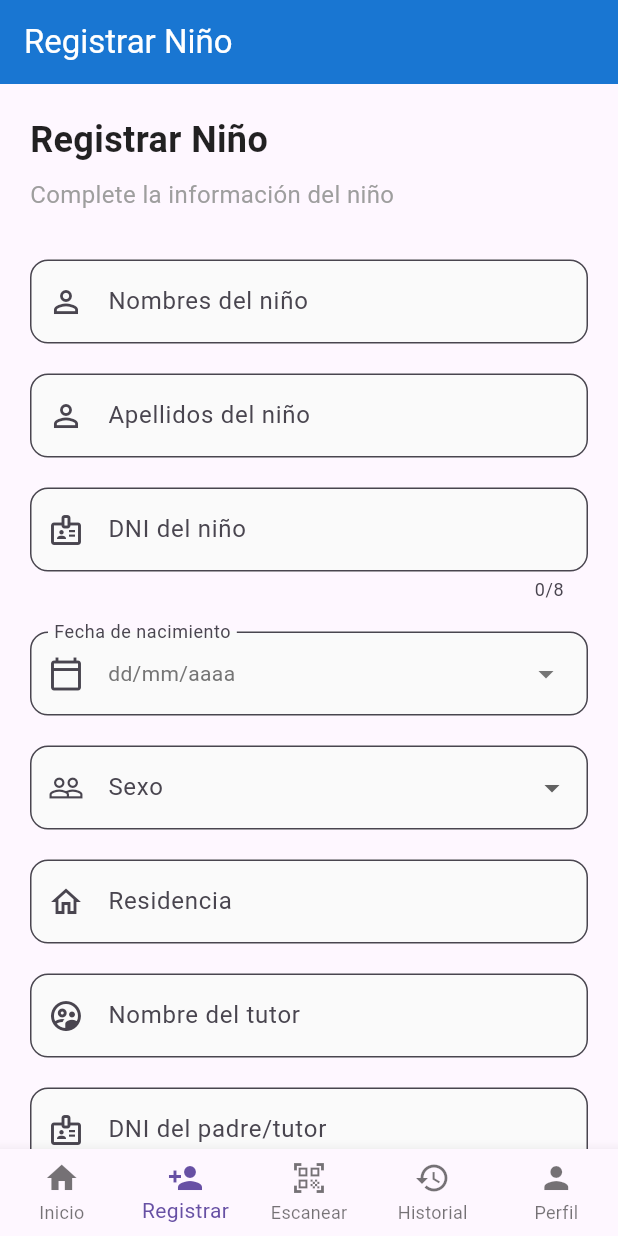
After one commit to NawaCruz/wasiapp, a Flutter app: the MainHomeScreen screen opened directly, item 2 of the bottom bar chosen, on a phone screen of 412 x 824 dp. The commit adds this screen. Run offline on Flutter 3.47's test engine with Material 3 defaults, Android fonts, the phone set to English and light mode, and no system bars; our stand-ins replace cloud_firestore, firebase_core; accounts and stored records are empty.

Commit message:
RegistroNiño

```diff
--- a/lib/firestore_login.dart
+++ b/lib/firestore_login.dart
@@ -1,5 +1,6 @@
 import 'package:flutter/material.dart';
 import 'package:cloud_firestore/cloud_firestore.dart';
+import 'home.dart';
 
 class FirestoreLoginScreen extends StatefulWidget {
   const FirestoreLoginScreen({super.key});
@@ -46,7 +47,7 @@ class _FirestoreLoginScreenState extends State<FirestoreLoginScreen> {
 
       if (mounted) {
         Navigator.of(context).pushReplacement(
-          MaterialPageRoute(builder: (_) => const HomeScreen()),
+          MaterialPageRoute(builder: (_) => const MainHomeScreen()),
         );
       }
     } catch (e) {
--- /dev/null
+++ b/lib/home.dart
@@ -0,0 +1,61 @@
+import 'package:flutter/material.dart';
+import 'registro_nino.dart'; // Archivo renombrado según convenciones
+
+class MainHomeScreen extends StatefulWidget {
+  const MainHomeScreen({super.key});
+
+  @override
+  State<MainHomeScreen> createState() => _MainHomeScreenState();
+}
+
+class _MainHomeScreenState extends State<MainHomeScreen> {
+  int _currentIndex = 0;
+
+  final List<Widget> _pages = [
+    const InicioScreen(),
+    const RegistrarNinoScreen(), // Desde resgistronifio.dart
+    const EscanearScreen(),
+    const HistorialScreen(),
+    const PerfilScreen(),
+  ];
+
+  @override
+  Widget build(BuildContext context) {
+    return Scaffold(
+      body: _pages[_currentIndex],
+      bottomNavigationBar: BottomNavigationBar(
+        currentIndex: _currentIndex,
+        onTap: (index) => setState(() => _currentIndex = index),
+        type: BottomNavigationBarType.fixed,
+        items: const [
+          BottomNavigationBarItem(icon: Icon(Icons.home), label: 'Inicio'),
+          BottomNavigationBarItem(icon: Icon(Icons.person_add), label: 'Registrar'),
+          BottomNavigationBarItem(icon: Icon(Icons.qr_code_scanner), label: 'Escanear'),
+          BottomNavigationBarItem(icon: Icon(Icons.history), label: 'Historial'),
+          BottomNavigationBarItem(icon: Icon(Icons.person), label: 'Perfil'),
+        ],
+      ),
+    );
+  }
+}
+
+// Pantallas placeholder
+class InicioScreen extends StatelessWidget {
+  const InicioScreen({super.key});
+  @override Widget build(BuildContext context) => Scaffold(appBar: AppBar(title: const Text('Inicio')), body: const Center(child: Text('Inicio')));
+}
+
+class EscanearScreen extends StatelessWidget {
+  const EscanearScreen({super.key});
+  @override Widget build(BuildContext context) => Scaffold(appBar: AppBar(title: const Text('Escanear')), body: const Center(child: Text('Escanear')));
+}
+
+class HistorialScreen extends StatelessWidget {
+  const HistorialScreen({super.key});
+  @override Widget build(BuildContext context) => Scaffold(appBar: AppBar(title: const Text('Historial')), body: const Center(child: Text('Historial')));
+}
+
+class PerfilScreen extends StatelessWidget {
+  const PerfilScreen({super.key});
+  @override Widget build(BuildContext context) => Scaffold(appBar: AppBar(title: const Text('Perfil')), body: const Center(child: Text('Perfil')));
+}
--- /dev/null
+++ b/lib/registro_nino.dart
@@ -0,0 +1,440 @@
+import 'package:flutter/material.dart';
+import 'package:intl/intl.dart';
+import 'package:cloud_firestore/cloud_firestore.dart';
+
+class RegistrarNinoScreen extends StatefulWidget {
+  const RegistrarNinoScreen({super.key});
+
+  @override
+  State<RegistrarNinoScreen> createState() => _RegistrarNinoScreenState();
+}
+
+class _RegistrarNinoScreenState extends State<RegistrarNinoScreen> {
+  final _formKey = GlobalKey<FormState>();
+  final _nombresController = TextEditingController();
+  final _apellidosController = TextEditingController();
+  final _dniNinoController = TextEditingController();
+  final _residenciaController = TextEditingController();
+  final _nombreTutorController = TextEditingController();
+  final _dniPadreController = TextEditingController();
+
+  DateTime? _fechaNacimiento;
+  String? _sexoSeleccionado;
+  bool _isLoading = false;
+
+  final List<String> _opcionesSexo = ['Seleccionar', 'Masculino', 'Femenino'];
+
+  Future<void> _seleccionarFecha() async {
+    final DateTime? fechaSeleccionada = await showDatePicker(
+      context: context,
+      initialDate: DateTime.now(),
+      firstDate: DateTime(2000),
+      lastDate: DateTime.now(),
+      builder: (context, child) {
+        return Theme(
+          data: Theme.of(context).copyWith(
+            colorScheme: const ColorScheme.light(
+              primary: Colors.blue,
+              onPrimary: Colors.white,
+            ),
+          ),
+          child: child!,
+        );
+      },
+    );
+
+    if (fechaSeleccionada != null) {
+      setState(() {
+        _fechaNacimiento = fechaSeleccionada;
+      });
+    }
+  }
+
+  Future<void> _siguiente() async {
+    if (_formKey.currentState!.validate()) {
+      if (_fechaNacimiento == null) {
+        if (mounted) {
+          ScaffoldMessenger.of(context).showSnackBar(
+            const SnackBar(
+              content: Text('Por favor seleccione la fecha de nacimiento'),
+              backgroundColor: Colors.red,
+            ),
+          );
+        }
+        return;
+      }
+
+      if (_sexoSeleccionado == null || _sexoSeleccionado == 'Seleccionar') {
+        if (mounted) {
+          ScaffoldMessenger.of(context).showSnackBar(
+            const SnackBar(
+              content: Text('Por favor seleccione el sexo'),
+              backgroundColor: Colors.red,
+            ),
+          );
+        }
+        return;
+      }
+
+      setState(() {
+        _isLoading = true;
+      });
+
+      // Guardar en Firestore
+      final resultado = await _guardarEnFirestore();
+
+      if (mounted) {
+        setState(() {
+          _isLoading = false;
+        });
+
+        if (resultado) {
+          // Mostrar éxito
+          ScaffoldMessenger.of(context).showSnackBar(
+            SnackBar(
+              content: Text('${_nombresController.text} ${_apellidosController.text} registrado exitosamente'),
+              backgroundColor: Colors.green,
+              duration: const Duration(seconds: 3),
+            ),
+          );
+
+          // Limpiar formulario después de registrar
+          _limpiarFormulario();
+        }
+      }
+    }
+  }
+
+  Future<bool> _guardarEnFirestore() async {
+    try {
+      await FirebaseFirestore.instance.collection('ninos').add({
+        'nombres': _nombresController.text.trim(),
+        'apellidos': _apellidosController.text.trim(),
+        'dniNino': _dniNinoController.text.trim(),
+        'fechaNacimiento': _fechaNacimiento,
+        'fechaNacimientoTimestamp': Timestamp.fromDate(_fechaNacimiento!),
+        'sexo': _sexoSeleccionado,
+        'residencia': _residenciaController.text.trim(),
+        'nombreTutor': _nombreTutorController.text.trim(),
+        'dniPadre': _dniPadreController.text.trim(),
+        'fechaRegistro': FieldValue.serverTimestamp(),
+        'creadoEl': Timestamp.now(),
+      });
+
+      debugPrint('✅ Niño registrado exitosamente en Firestore');
+      return true;
+    } catch (e) {
+      debugPrint('❌ Error al guardar en Firestore: $e');
+      if (mounted) {
+        ScaffoldMessenger.of(context).showSnackBar(
+          SnackBar(
+            content: Text('Error al guardar: $e'),
+            backgroundColor: Colors.red,
+            duration: const Duration(seconds: 5),
+          ),
+        );
+      }
+      return false;
+    }
+  }
+
+  void _limpiarFormulario() {
+    _formKey.currentState?.reset();
+    setState(() {
+      _fechaNacimiento = null;
+      _sexoSeleccionado = null;
+    });
+    _nombresController.clear();
+    _apellidosController.clear();
+    _dniNinoController.clear();
+    _residenciaController.clear();
+    _nombreTutorController.clear();
+    _dniPadreController.clear();
+  }
+
+  String? _validarCampoRequerido(String? value, String nombreCampo) {
+    if (value == null || value.isEmpty) {
+      return 'Por favor ingrese $nombreCampo';
+    }
+    if (value.length < 2) {
+      return '$nombreCampo debe tener al menos 2 caracteres';
+    }
+    return null;
+  }
+
+  String? _validarDNI(String? value) {
+    if (value == null || value.isEmpty) {
+      return 'Por favor ingrese el DNI';
+    }
+    if (value.length != 8) {
+      return 'El DNI debe tener 8 dígitos';
+    }
+    if (!RegExp(r'^[0-9]+$').hasMatch(value)) {
+      return 'El DNI solo debe contener números';
+    }
+    return null;
+  }
+
+  @override
+  Widget build(BuildContext context) {
+    return Scaffold(
+      appBar: AppBar(
+        title: const Text('Registrar Niño'),
+        backgroundColor: Colors.blue.shade700,
+        foregroundColor: Colors.white,
+        elevation: 0,
+      ),
+      body: _isLoading
+          ? const Center(
+              child: Column(
+                mainAxisAlignment: MainAxisAlignment.center,
+                children: [
+                  CircularProgressIndicator(),
+                  SizedBox(height: 16),
+                  Text('Guardando información...'),
+                ],
+              ),
+            )
+          : SingleChildScrollView(
+              padding: const EdgeInsets.all(20),
+              child: Form(
+                key: _formKey,
+                child: Column(
+                  crossAxisAlignment: CrossAxisAlignment.start,
+                  children: [
+                    // Título
+                    const Text(
+                      'Registrar Niño',
+                      style: TextStyle(
+                        fontSize: 24,
+                        fontWeight: FontWeight.bold,
+                        color: Colors.black87,
+                      ),
+                    ),
+                    const SizedBox(height: 8),
+                    const Text(
+                      'Complete la información del niño',
+                      style: TextStyle(
+                        fontSize: 16,
+                        color: Colors.grey,
+                      ),
+                    ),
+                    const SizedBox(height: 32),
+
+                    // Nombres
+                    TextFormField(
+                      controller: _nombresController,
+                      decoration: InputDecoration(
+                        labelText: 'Nombres del niño',
+                        prefixIcon: const Icon(Icons.person_outline),
+                        border: OutlineInputBorder(
+                          borderRadius: BorderRadius.circular(12),
+                        ),
+                        filled: true,
+                        fillColor: Colors.grey.shade50,
+                      ),
+                      validator: (value) => _validarCampoRequerido(value, 'los nombres'),
+                    ),
+                    const SizedBox(height: 20),
+
+                    // Apellidos
+                    TextFormField(
+                      controller: _apellidosController,
+                      decoration: InputDecoration(
+                        labelText: 'Apellidos del niño',
+                        prefixIcon: const Icon(Icons.person_outline),
+                        border: OutlineInputBorder(
+                          borderRadius: BorderRadius.circular(12),
+                        ),
+                        filled: true,
+                        fillColor: Colors.grey.shade50,
+                      ),
+                      validator: (value) => _validarCampoRequerido(value, 'los apellidos'),
+                    ),
+                    const SizedBox(height: 20),
+
+                    // DNI del niño
+                    TextFormField(
+                      controller: _dniNinoController,
+                      decoration: InputDecoration(
+                        labelText: 'DNI del niño',
+                        prefixIcon: const Icon(Icons.badge_outlined),
+                        border: OutlineInputBorder(
+                          borderRadius: BorderRadius.circular(12),
+                        ),
+                        filled: true,
+                        fillColor: Colors.grey.shade50,
+                      ),
+                      keyboardType: TextInputType.number,
+                      maxLength: 8,
+                      validator: _validarDNI,
+                    ),
+                    const SizedBox(height: 20),
+
+                    // Fecha de nacimiento
+                    InkWell(
+                      onTap: _isLoading ? null : _seleccionarFecha,
+                      child: InputDecorator(
+                        decoration: InputDecoration(
+                          labelText: 'Fecha de nacimiento',
+                          prefixIcon: const Icon(Icons.calendar_today_outlined),
+                          border: OutlineInputBorder(
+                            borderRadius: BorderRadius.circular(12),
+                          ),
+                          filled: true,
+                          fillColor: Colors.grey.shade50,
+                        ),
+                        child: Row(
+                          mainAxisAlignment: MainAxisAlignment.spaceBetween,
+                          children: [
+                            Text(
+                              _fechaNacimiento != null
+                                  ? DateFormat('dd/MM/yyyy').format(_fechaNacimiento!)
+                                  : 'dd/mm/aaaa',
+                              style: TextStyle(
+                                color: _fechaNacimiento != null
+                                    ? Colors.black87
+                                    : Colors.grey.shade600,
+                              ),
+                            ),
+                            Icon(Icons.arrow_drop_down, color: Colors.grey.shade600),
+                          ],
+                        ),
+                      ),
+                    ),
+                    const SizedBox(height: 20),
+
+                    // Sexo
+                    DropdownButtonFormField<String>(
+                      value: _sexoSeleccionado,
+                      decoration: InputDecoration(
+                        labelText: 'Sexo',
+                        prefixIcon: const Icon(Icons.people_outline),
+                        border: OutlineInputBorder(
+                          borderRadius: BorderRadius.circular(12),
+                        ),
+                        filled: true,
+                        fillColor: Colors.grey.shade50,
+                      ),
+                      items: _opcionesSexo.map((String value) {
+                        return DropdownMenuItem<String>(
+                          value: value,
+                          child: Text(value),
+                        );
+                      }).toList(),
+                      onChanged: _isLoading
+                          ? null
+                          : (String? newValue) {
+                              setState(() {
+                                _sexoSeleccionado = newValue;
+                              });
+                            },
+                      validator: (value) {
+                        if (value == null || value == 'Seleccionar') {
+                          return 'Por favor seleccione el sexo';
+                        }
+                        return null;
+                      },
+                    ),
+                    const SizedBox(height: 20),
+
+                    // Residencia
+                    TextFormField(
+                      controller: _residenciaController,
+                      decoration: InputDecoration(
+                        labelText: 'Residencia',
+                        prefixIcon: const Icon(Icons.home_outlined),
+                        border: OutlineInputBorder(
+                          borderRadius: BorderRadius.circular(12),
+                        ),
+                        filled: true,
+                        fillColor: Colors.grey.shade50,
+                      ),
+                      validator: (value) => _validarCampoRequerido(value, 'la residencia'),
+                    ),
+                    const SizedBox(height: 20),
+
+                    // Nombre del tutor
+                    TextFormField(
+                      controller: _nombreTutorController,
+                      decoration: InputDecoration(
+                        labelText: 'Nombre del tutor',
+                        prefixIcon: const Icon(Icons.supervised_user_circle_outlined),
+                        border: OutlineInputBorder(
+                          borderRadius: BorderRadius.circular(12),
+                        ),
+                        filled: true,
+                        fillColor: Colors.grey.shade50,
+                      ),
+                      validator: (value) => _validarCampoRequerido(value, 'el nombre del tutor'),
+                    ),
+                    const SizedBox(height: 20),
+
+                    // DNI del padre
+                    TextFormField(
+                      controller: _dniPadreController,
+                      decoration: InputDecoration(
+                        labelText: 'DNI del padre/tutor',
+                        prefixIcon: const Icon(Icons.badge_outlined),
+                        border: OutlineInputBorder(
+                          borderRadius: BorderRadius.circular(12),
+                        ),
+                        filled: true,
+                        fillColor: Colors.grey.shade50,
+                      ),
+                      keyboardType: TextInputType.number,
+                      maxLength: 8,
+                      validator: _validarDNI,
+                    ),
+                    const SizedBox(height: 40),
+
+                    // Botón Siguiente
+                    SizedBox(
+                      width: double.infinity,
+                      height: 50,
+                      child: ElevatedButton(
+                        onPressed: _isLoading ? null : _siguiente,
+                        style: ElevatedButton.styleFrom(
+                          backgroundColor: Colors.blue.shade700,
+                          foregroundColor: Colors.white,
+                          shape: RoundedRectangleBorder(
+                            borderRadius: BorderRadius.circular(12),
+                          ),
+                          elevation: 2,
+                        ),
+                        child: _isLoading
+                            ? const SizedBox(
+                                width: 20,
+                                height: 20,
+                                child: CircularProgressIndicator(
+                                  strokeWidth: 2,
+                                  valueColor: AlwaysStoppedAnimation<Color>(Colors.white),
+                                ),
+                              )
+                            : const Text(
+                                'Registrar Niño',
+                                style: TextStyle(
+                                  fontSize: 16,
+                                  fontWeight: FontWeight.w600,
+                                ),
+                              ),
+                      ),
+                    ),
+                  ],
+                ),
+              ),
+            ),
+    );
+  }
+
+  @override
+  void dispose() {
+    _nombresController.dispose();
+    _apellidosController.dispose();
+    _dniNinoController.dispose();
+    _residenciaController.dispose();
+    _nombreTutorController.dispose();
+    _dniPadreController.dispose();
+    super.dispose();
+  }
+}
--- a/pubspec.yaml
+++ b/pubspec.yaml
@@ -11,6 +11,7 @@ dependencies:
     sdk: flutter
   firebase_core: ^3.13.0
   cloud_firestore: ^5.6.7
+  intl: ^0.18.0
 
 dev_dependencies:
   flutter_test:
```
Also changed, not shown: pubspec.lock.
